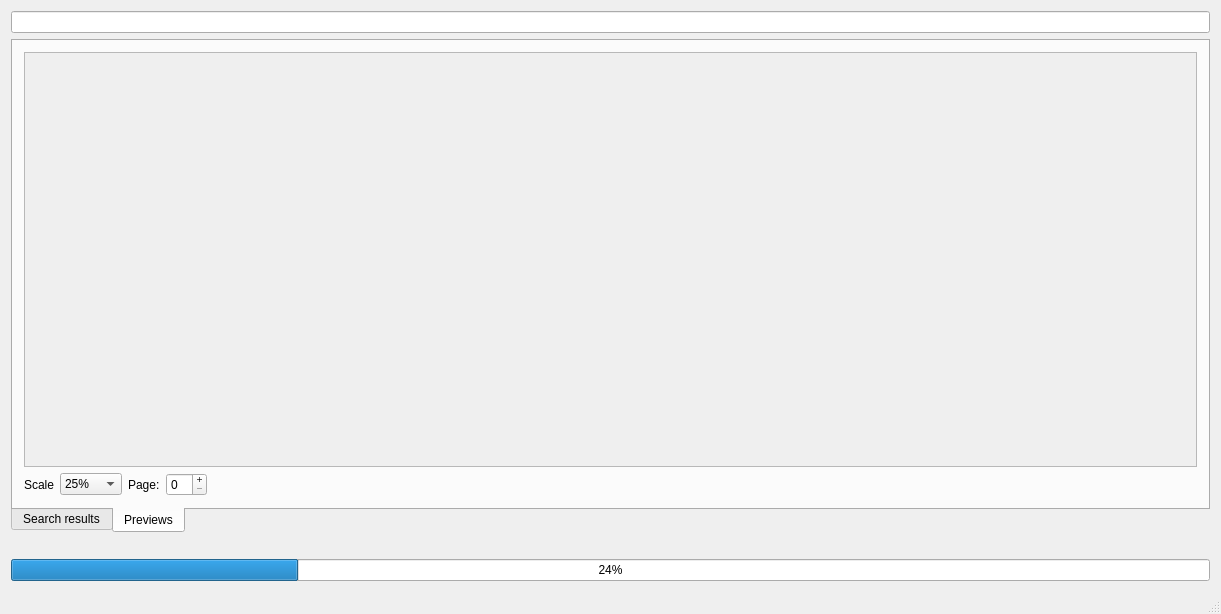
Qt form gui/mainwindow.ui (quitesimpleorg/looqs) before a commit.
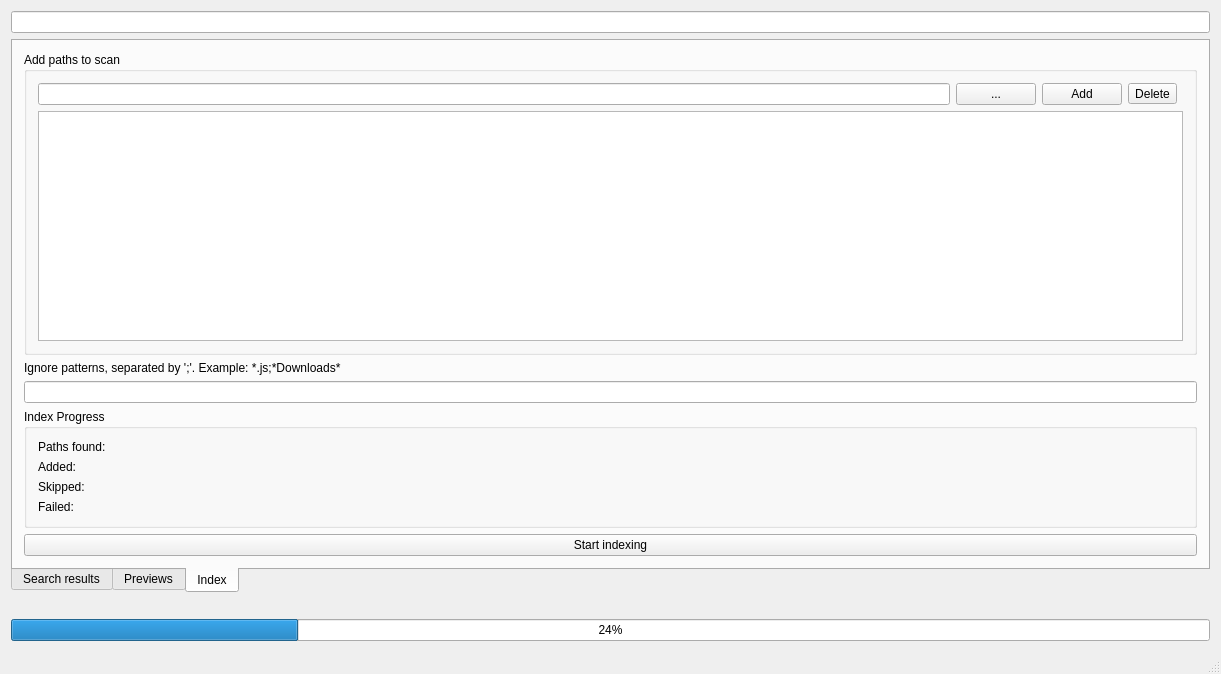
The same form after that commit.

Commit message: GUI: Begin new 'Indexer' tab

What changed in the file:
```diff
--- a/gui/mainwindow.ui
+++ b/gui/mainwindow.ui
@@ -7,7 +7,7 @@
     <x>0</x>
     <y>0</y>
     <width>1221</width>
-    <height>614</height>
+    <height>674</height>
    </rect>
   </property>
   <property name="windowTitle">
@@ -27,7 +27,7 @@
        <enum>QTabWidget::South</enum>
       </property>
       <property name="currentIndex">
-       <number>1</number>
+       <number>2</number>
       </property>
       <widget class="QWidget" name="resultsTab">
        <attribute name="title">
@@ -82,7 +82,7 @@
              <x>0</x>
              <y>0</y>
              <width>1185</width>
-             <height>324</height>
+             <height>419</height>
             </rect>
            </property>
            <layout class="QHBoxLayout" name="horizontalLayout"/>
@@ -172,6 +172,168 @@
         </item>
        </layout>
       </widget>
+      <widget class="QWidget" name="indexerTab">
+       <attribute name="title">
+        <string>Index</string>
+       </attribute>
+       <layout class="QGridLayout" name="gridLayout">
+        <item row="1" column="0">
+         <widget class="QGroupBox" name="groupBoxPaths">
+          <property name="title">
+           <string>Add paths to scan</string>
+          </property>
+          <layout class="QGridLayout" name="gridLayout_2">
+           <item row="1" column="0">
+            <widget class="QLineEdit" name="txtPathScanAdd"/>
+           </item>
+           <item row="3" column="0" colspan="5">
+            <widget class="QListWidget" name="lstPaths"/>
+           </item>
+           <item row="1" column="3">
+            <widget class="QToolButton" name="toolButton">
+             <property name="text">
+              <string>Delete</string>
+             </property>
+            </widget>
+           </item>
+           <item row="1" column="1">
+            <widget class="QPushButton" name="btnChoosePath">
+             <property name="text">
+              <string>...</string>
+             </property>
+            </widget>
+           </item>
+           <item row="1" column="2">
+            <widget class="QPushButton" name="btnAddPath">
+             <property name="text">
+              <string>Add</string>
+             </property>
+            </widget>
+           </item>
+          </layout>
+         </widget>
+        </item>
+        <item row="5" column="0">
+         <widget class="QLabel" name="label">
+          <property name="text">
+           <string>Ignore patterns, separated by ';'. Example: *.js;*Downloads*</string>
+          </property>
+         </widget>
+        </item>
+        <item row="9" column="0">
+         <widget class="QGroupBox" name="groupBoxIndexProgress">
+          <property name="contextMenuPolicy">
+           <enum>Qt::PreventContextMenu</enum>
+          </property>
+          <property name="title">
+           <string>Index Progress</string>
+          </property>
+          <layout class="QVBoxLayout" name="verticalLayout_4">
+           <item>
+            <layout class="QHBoxLayout" name="horizontalLayout_7">
+             <item>
+              <widget class="QLabel" name="lblPathsFound">
+               <property name="text">
+                <string>Paths found:</string>
+               </property>
+              </widget>
+             </item>
+             <item>
+              <widget class="QLabel" name="lblPathsFoundValue">
+               <property name="text">
+                <string/>
+               </property>
+              </widget>
+             </item>
+            </layout>
+           </item>
+           <item>
+            <layout class="QHBoxLayout" name="horizontalLayout_4">
+             <item>
+              <widget class="QLabel" name="lblAdded">
+               <property name="font">
+                <font>
+                 <weight>50</weight>
+                 <bold>false</bold>
+                </font>
+               </property>
+               <property name="text">
+                <string>Added:</string>
+               </property>
+              </widget>
+             </item>
+             <item>
+              <widget class="QLabel" name="lblAddedValue">
+               <property name="text">
+                <string/>
+               </property>
+              </widget>
+             </item>
+            </layout>
+           </item>
+           <item>
+            <layout class="QHBoxLayout" name="horizontalLayout_5">
+             <item>
+              <widget class="QLabel" name="lblSkipped">
+               <property name="font">
+                <font>
+                 <weight>50</weight>
+                 <bold>false</bold>
+                </font>
+               </property>
+               <property name="text">
+                <string>Skipped:</string>
+               </property>
+              </widget>
+             </item>
+             <item>
+              <widget class="QLabel" name="lblSkippedValue">
+               <property name="text">
+                <string/>
+               </property>
+              </widget>
+             </item>
+            </layout>
+           </item>
+           <item>
+            <layout class="QHBoxLayout" name="horizontalLayout_6">
+             <item>
+              <widget class="QLabel" name="lblFailed">
+               <property name="font">
+                <font>
+                 <weight>50</weight>
+                 <bold>false</bold>
+                </font>
+               </property>
+               <property name="text">
+                <string>Failed:</string>
+               </property>
+              </widget>
+             </item>
+             <item>
+              <widget class="QLabel" name="lblFailedValue">
+               <property name="text">
+                <string/>
+               </property>
+              </widget>
+             </item>
+            </layout>
+           </item>
+          </layout>
+         </widget>
+        </item>
+        <item row="6" column="0">
+         <widget class="QLineEdit" name="lineEdit"/>
+        </item>
+        <item row="10" column="0">
+         <widget class="QPushButton" name="btnStartIndexing">
+          <property name="text">
+           <string>Start indexing</string>
+          </property>
+         </widget>
+        </item>
+       </layout>
+      </widget>
      </widget>
     </item>
     <item>
```
Left out of the diff: 10 changed lines with no effect on the pictures. The commit also changes 4 other files.
